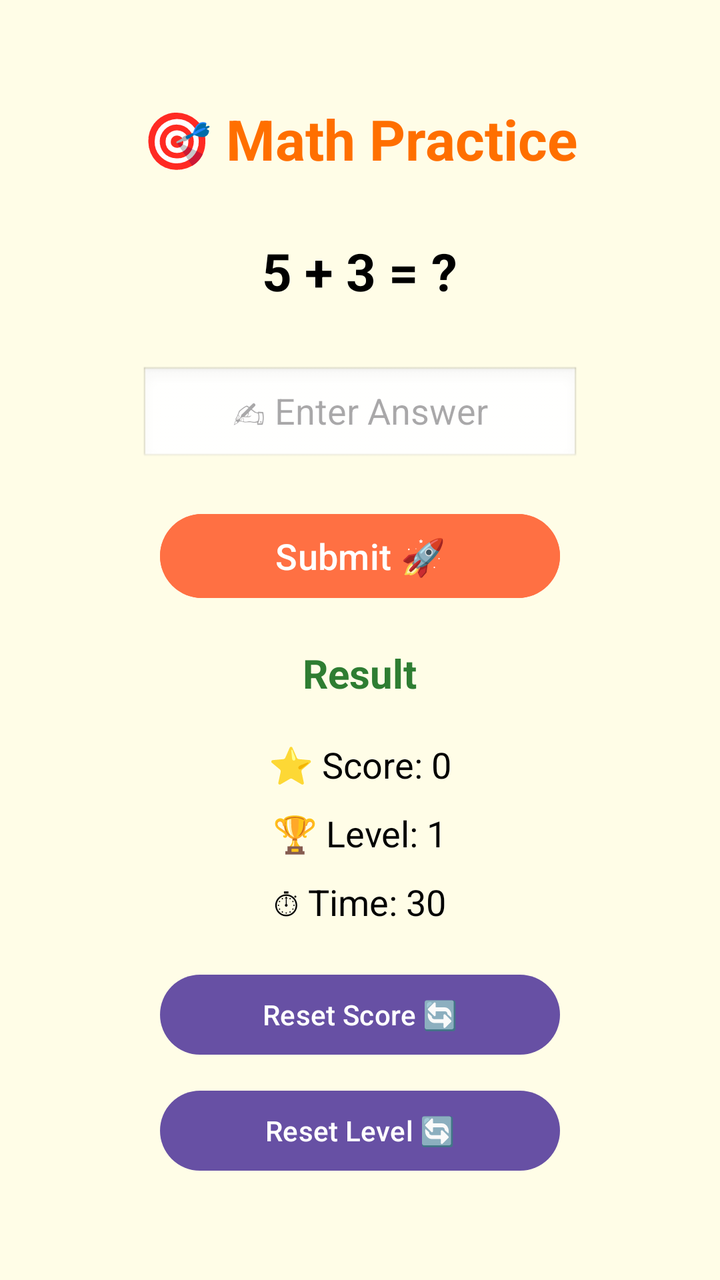
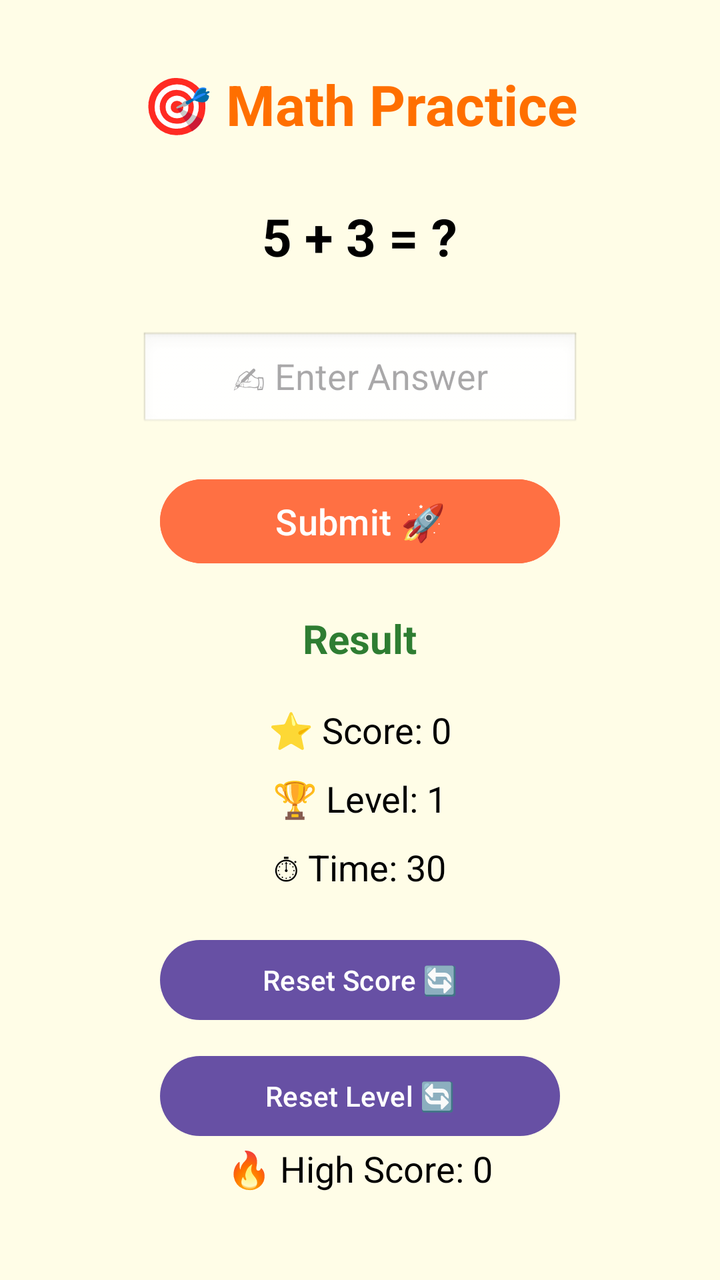

The first picture is an Android layout as it rendered before a commit; the second is the same layout after the commit. The layout source and the unified diff follow.
<!-- AndroidManifest.xml: application theme Theme.MathMasterKids -->
<!-- res/layout/activity_main.xml -->
<?xml version="1.0" encoding="utf-8"?>
<LinearLayout
    xmlns:android="http://schemas.android.com/apk/res/android"
    android:layout_width="match_parent"
    android:layout_height="match_parent"
    android:orientation="vertical"
    android:gravity="center"
    android:background="#FFFDE7"
    android:padding="24dp">

    
    <TextView
        android:id="@+id/titleText"
        android:layout_width="wrap_content"
        android:layout_height="wrap_content"
        android:text="🎯 Math Practice"
        android:textSize="28sp"
        android:textStyle="bold"
        android:textColor="#FF6F00"
        android:layout_marginBottom="30dp"/>

    
    <TextView
        android:id="@+id/questionText"
        android:layout_width="wrap_content"
        android:layout_height="wrap_content"
        android:text="5 + 3 = ?"
        android:textSize="26sp"
        android:textStyle="bold"
        android:textColor="#000000"
        android:layout_marginBottom="30dp"/>

    
    <EditText
        android:id="@+id/answerInput"
        android:layout_width="220dp"
        android:layout_height="50dp"
        android:hint="✍ Enter Answer"
        android:textSize="18sp"
        android:inputType="numberSigned"
        android:gravity="center"
        android:background="@android:drawable/edit_text"
        android:layout_marginBottom="20dp"/>

    
    <Button
        android:id="@+id/submitBtn"
        android:layout_width="200dp"
        android:layout_height="50dp"
        android:text="Submit 🚀"
        android:textSize="18sp"
        android:textColor="#FFFFFF"
        android:backgroundTint="#FF7043"
        android:layout_marginBottom="20dp"/>

    
    <TextView
        android:id="@+id/resultText"
        android:layout_width="wrap_content"
        android:layout_height="wrap_content"
        android:text="Result"
        android:textSize="20sp"
        android:textStyle="bold"
        android:textColor="#2E7D32"
        android:layout_marginBottom="20dp"/>

    
    <TextView
        android:id="@+id/scoreText"
        android:layout_width="wrap_content"
        android:layout_height="wrap_content"
        android:text="⭐ Score: 0"
        android:textSize="18sp"
        android:textColor="#000000"
        android:layout_marginBottom="10dp"/>

    
    <TextView
        android:id="@+id/levelText"
        android:layout_width="wrap_content"
        android:layout_height="wrap_content"
        android:text="🏆 Level: 1"
        android:textSize="18sp"
        android:textColor="#000000"
        android:layout_marginBottom="10dp"/>

    
    <TextView
        android:id="@+id/timerText"
        android:layout_width="wrap_content"
        android:layout_height="wrap_content"
        android:text="⏱ Time: 30"
        android:textSize="18sp"
        android:textColor="#000000"/>

    <Button
        android:id="@+id/resetScoreBtn"
        android:layout_width="200dp"
        android:layout_height="wrap_content"
        android:text="Reset Score 🔄"
        android:layout_marginTop="20dp"/>

    <Button
        android:id="@+id/resetLevelBtn"
        android:layout_width="200dp"
        android:layout_height="wrap_content"
        android:text="Reset Level 🔄"
        android:layout_marginTop="10dp"/>

</LinearLayout>
<!-- resources referenced by this layout -->
<resources>
  <style name="Theme.MathMasterKids" parent="Base.Theme.MathMasterKids" />
  <style name="Base.Theme.MathMasterKids" parent="Theme.Material3.DayNight.NoActionBar">
          
          
      </style>
</resources>

<!-- the commit's change to res/layout/activity_main.xml (unified diff, before → after) -->
@@ -107,4 +107,13 @@
         android:text="Reset Level 🔄"
         android:layout_marginTop="10dp"/>
 
+    <TextView
+        android:id="@+id/highScoreText"
+        android:layout_width="wrap_content"
+        android:layout_height="wrap_content"
+        android:text="🔥 High Score: 0"
+        android:textSize="18sp"
+        android:textColor="#000000"
+        android:layout_marginBottom="10dp"/>
+
 </LinearLayout>
